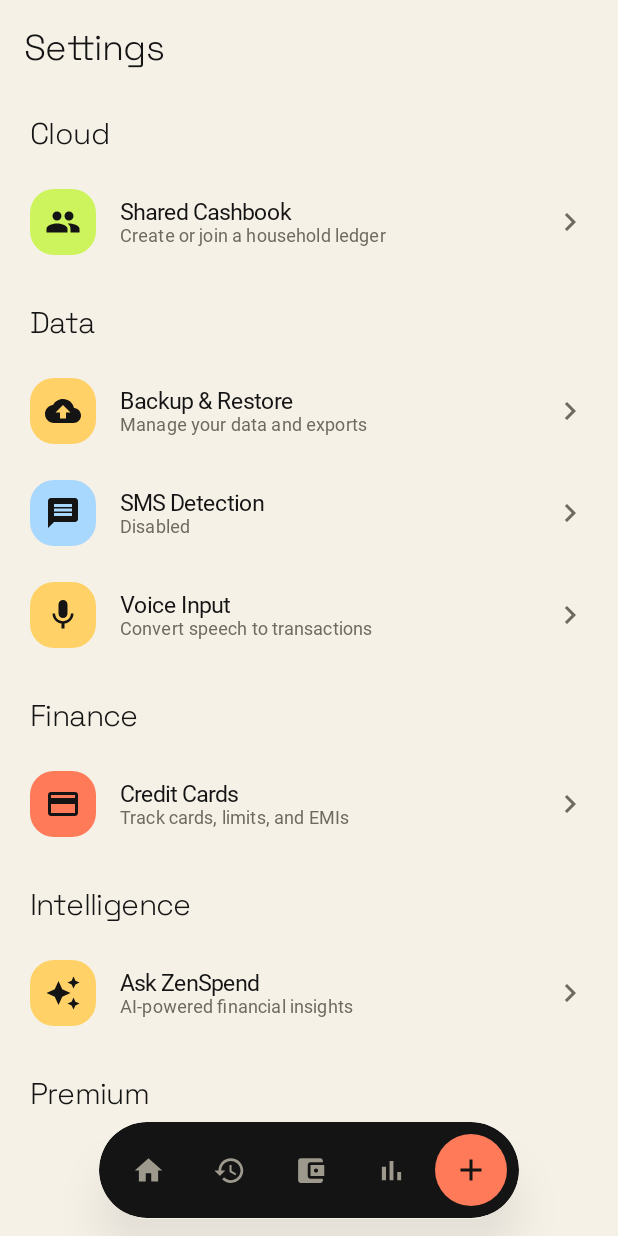
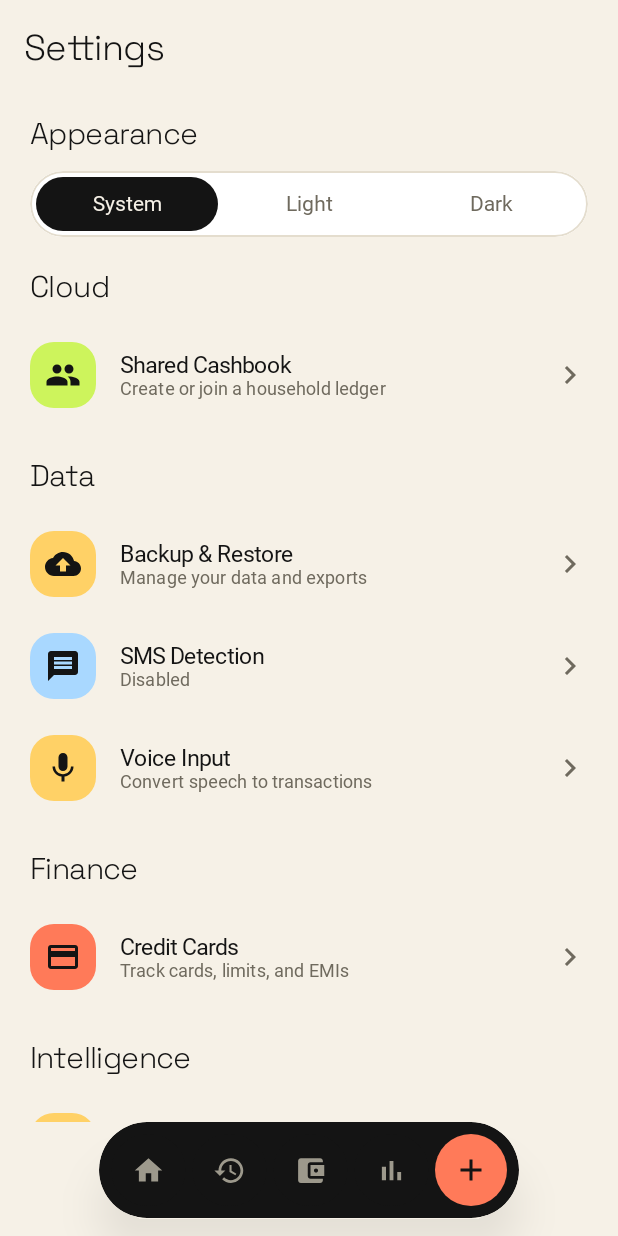
Before and after one commit to rajesmandal/ZenSpend, an Android app built with Jetpack Compose: the screen it shows after launch (MainActivity), after a tap on "Settings", on a phone screen of 412 x 824 dp. Run offline under Robolectric (Android 15) with nearby library versions, the phone set to English and light mode, and no system bars; our stand-ins replace AdMob, Dagger/Hilt's generated code, Firebase (no records; nobody signed in at launch, a user with empty details on screens opened directly), Room's generated code; libraries missing offline, so code that uses them is left out: com.android.billingclient; Roboto replaces fonts that are not available here; 1 statement that could not run was skipped.

Commit message:
Add in-app theme mode (System/Light/Dark) in Settings
Co-Authored-By: Claude Sonnet 5.5 <noreply@anthropic.com>

```diff
--- a/app/src/main/java/com/android/zenspend/MainActivity.kt
+++ b/app/src/main/java/com/android/zenspend/MainActivity.kt
@@ -1,14 +1,22 @@
 package com.android.zenspend
 
 import android.content.Intent
+import android.graphics.Color
 import android.os.Bundle
 import androidx.activity.ComponentActivity
 import androidx.activity.compose.setContent
+import androidx.activity.SystemBarStyle
 import androidx.activity.enableEdgeToEdge
+import androidx.compose.foundation.isSystemInDarkTheme
+import androidx.compose.runtime.DisposableEffect
+import androidx.compose.runtime.collectAsState
+import androidx.compose.runtime.getValue
 import androidx.compose.foundation.layout.fillMaxSize
 import androidx.compose.material3.MaterialTheme
 import androidx.compose.material3.Surface
 import androidx.compose.ui.Modifier
+import com.android.zenspend.core.datastore.ThemeMode
+import com.android.zenspend.core.datastore.ThemePreferences
 import com.android.zenspend.core.household.InviteLinkHolder
 import com.android.zenspend.core.navigation.Destination
 import com.android.zenspend.core.navigation.Navigator
@@ -26,12 +34,28 @@ class MainActivity : ComponentActivity() {
     @Inject
     lateinit var inviteLinkHolder: InviteLinkHolder
 
+    @Inject
+    lateinit var themePreferences: ThemePreferences
+
     override fun onCreate(savedInstanceState: Bundle?) {
         super.onCreate(savedInstanceState)
-        enableEdgeToEdge()
         handleInviteLink(intent)
         setContent {
-            ZenSpendTheme {
+            val themeMode by themePreferences.themeMode.collectAsState(initial = ThemeMode.SYSTEM)
+            val darkTheme = when (themeMode) {
+                ThemeMode.SYSTEM -> isSystemInDarkTheme()
+                ThemeMode.LIGHT -> false
+                ThemeMode.DARK -> true
+            }
+            // Keep the status / navigation bar icons readable on the chosen theme.
+            DisposableEffect(darkTheme) {
+                enableEdgeToEdge(
+                    statusBarStyle = SystemBarStyle.auto(Color.TRANSPARENT, Color.TRANSPARENT) { darkTheme },
+                    navigationBarStyle = SystemBarStyle.auto(Color.TRANSPARENT, Color.TRANSPARENT) { darkTheme }
+                )
+                onDispose {}
+            }
+            ZenSpendTheme(darkTheme = darkTheme) {
                 Surface(
                     modifier = Modifier.fillMaxSize(),
                     color = MaterialTheme.colorScheme.background
--- /dev/null
+++ b/app/src/main/java/com/android/zenspend/core/datastore/ThemePreferences.kt
@@ -0,0 +1,35 @@
+package com.android.zenspend.core.datastore
+
+import android.content.Context
+import androidx.datastore.core.DataStore
+import androidx.datastore.preferences.core.Preferences
+import androidx.datastore.preferences.core.edit
+import androidx.datastore.preferences.core.stringPreferencesKey
+import androidx.datastore.preferences.preferencesDataStore
+import dagger.hilt.android.qualifiers.ApplicationContext
+import kotlinx.coroutines.flow.Flow
+import kotlinx.coroutines.flow.map
+import javax.inject.Inject
+import javax.inject.Singleton
+
+/** How the app picks its light/dark look. */
+enum class ThemeMode { SYSTEM, LIGHT, DARK }
+
+private val Context.themeDataStore: DataStore<Preferences> by preferencesDataStore(name = "theme_preferences")
+
+@Singleton
+class ThemePreferences @Inject constructor(
+    @ApplicationContext private val context: Context
+) {
+    private val themeModeKey = stringPreferencesKey("theme_mode")
+
+    val themeMode: Flow<ThemeMode> = context.themeDataStore.data.map { preferences ->
+        preferences[themeModeKey]
+            ?.let { saved -> ThemeMode.entries.firstOrNull { it.name == saved } }
+            ?: ThemeMode.SYSTEM
+    }
+
+    suspend fun setThemeMode(mode: ThemeMode) {
+        context.themeDataStore.edit { it[themeModeKey] = mode.name }
+    }
+}
--- a/app/src/main/java/com/android/zenspend/feature/settings/presentation/screen/SettingsScreen.kt
+++ b/app/src/main/java/com/android/zenspend/feature/settings/presentation/screen/SettingsScreen.kt
@@ -15,7 +15,10 @@ import com.android.zenspend.core.ui.designsystem.component.ZenSettingsRow
 import com.android.zenspend.core.ui.designsystem.component.ZenTopAppBar
 import com.android.zenspend.core.ui.theme.Dimensions
 import androidx.hilt.navigation.compose.hiltViewModel
+import com.android.zenspend.core.datastore.ThemeMode
+import com.android.zenspend.core.ui.designsystem.component.ZenSegmentedControl
 import com.android.zenspend.feature.settings.presentation.viewmodel.SettingsViewModel
+import com.android.zenspend.feature.settings.presentation.viewmodel.ThemeViewModel
 
 @Composable
 fun SettingsScreen(
@@ -31,6 +34,9 @@ fun SettingsScreen(
     val state by viewModel.uiState.collectAsState()
     val premiumViewModel: com.android.zenspend.feature.premium.presentation.viewmodel.PremiumViewModel = hiltViewModel()
     val isPremium by premiumViewModel.state.collectAsState()
+
+    val themeViewModel: ThemeViewModel = hiltViewModel()
+    val themeMode by themeViewModel.themeMode.collectAsState()
 
     var showSmsDisclosure by remember { mutableStateOf(false) }
 
@@ -68,6 +74,17 @@ fun SettingsScreen(
                 .fillMaxSize()
                 .padding(padding)
         ) {
+            item { SettingsSectionHeader(stringResource(R.string.settings_appearance)) }
+            item {
+                val modes = ThemeMode.entries
+                ZenSegmentedControl(
+                    options = modes.map { stringResource(it.labelRes()) },
+                    selectedIndex = modes.indexOf(themeMode),
+                    onSelected = { themeViewModel.setThemeMode(modes[it]) },
+                    modifier = Modifier.padding(horizontal = Dimensions.ScreenPadding)
+                )
+            }
+            item { Spacer(modifier = Modifier.height(Dimensions.SpacingSmall)) }
             item { SettingsSectionHeader("Cloud") }
             item {
                 ZenSettingsRow(
@@ -168,6 +185,12 @@ fun SettingsScreen(
     }
 }
 
+private fun ThemeMode.labelRes(): Int = when (this) {
+    ThemeMode.SYSTEM -> R.string.theme_system
+    ThemeMode.LIGHT -> R.string.theme_light
+    ThemeMode.DARK -> R.string.theme_dark
+}
+
 @Composable
 private fun SettingsSectionHeader(title: String) {
     Text(
--- /dev/null
+++ b/app/src/main/java/com/android/zenspend/feature/settings/presentation/viewmodel/ThemeViewModel.kt
@@ -0,0 +1,25 @@
+package com.android.zenspend.feature.settings.presentation.viewmodel
+
+import androidx.lifecycle.ViewModel
+import androidx.lifecycle.viewModelScope
+import com.android.zenspend.core.datastore.ThemeMode
+import com.android.zenspend.core.datastore.ThemePreferences
+import dagger.hilt.android.lifecycle.HiltViewModel
+import kotlinx.coroutines.flow.SharingStarted
+import kotlinx.coroutines.flow.StateFlow
+import kotlinx.coroutines.flow.stateIn
+import kotlinx.coroutines.launch
+import javax.inject.Inject
+
+@HiltViewModel
+class ThemeViewModel @Inject constructor(
+    private val themePreferences: ThemePreferences
+) : ViewModel() {
+
+    val themeMode: StateFlow<ThemeMode> = themePreferences.themeMode
+        .stateIn(viewModelScope, SharingStarted.Eagerly, ThemeMode.SYSTEM)
+
+    fun setThemeMode(mode: ThemeMode) {
+        viewModelScope.launch { themePreferences.setThemeMode(mode) }
+    }
+}
--- a/app/src/main/res/values/strings.xml
+++ b/app/src/main/res/values/strings.xml
@@ -325,6 +325,10 @@
     <string name="cashbook_invite_subject">Invite to ZenSpend</string>
     <string name="cashbook_invite_text">Join my ZenSpend shared cashbook:\nzenspend://join?token=%1$s</string>
     <string name="cashbook_owner_cannot_leave">Owner cannot leave until ownership is transferred.</string>
+    <string name="settings_appearance">Appearance</string>
+    <string name="theme_system">System</string>
+    <string name="theme_light">Light</string>
+    <string name="theme_dark">Dark</string>
     <string name="cashbook_sign_out">Sign out</string>
     <string name="cashbook_leave">Leave household</string>
 
```
